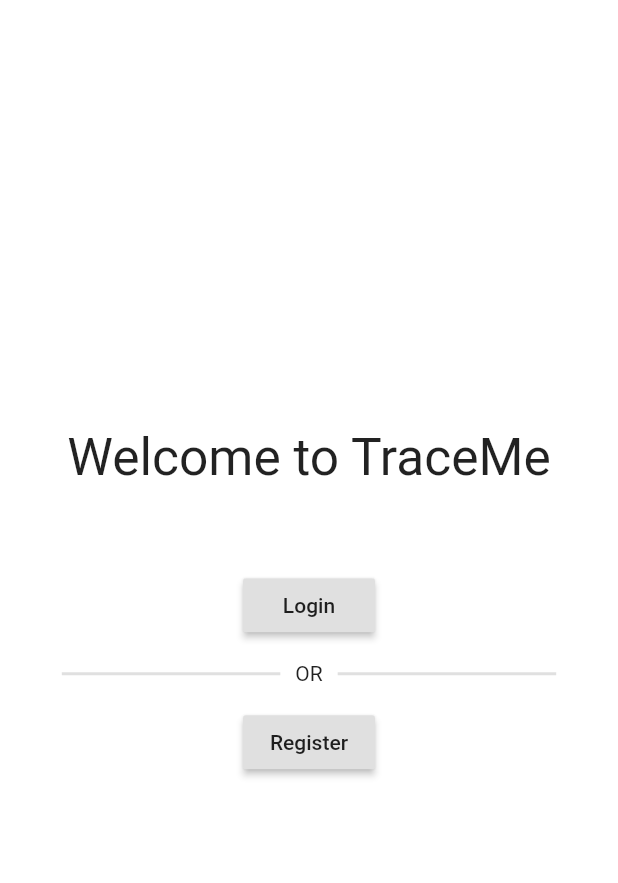
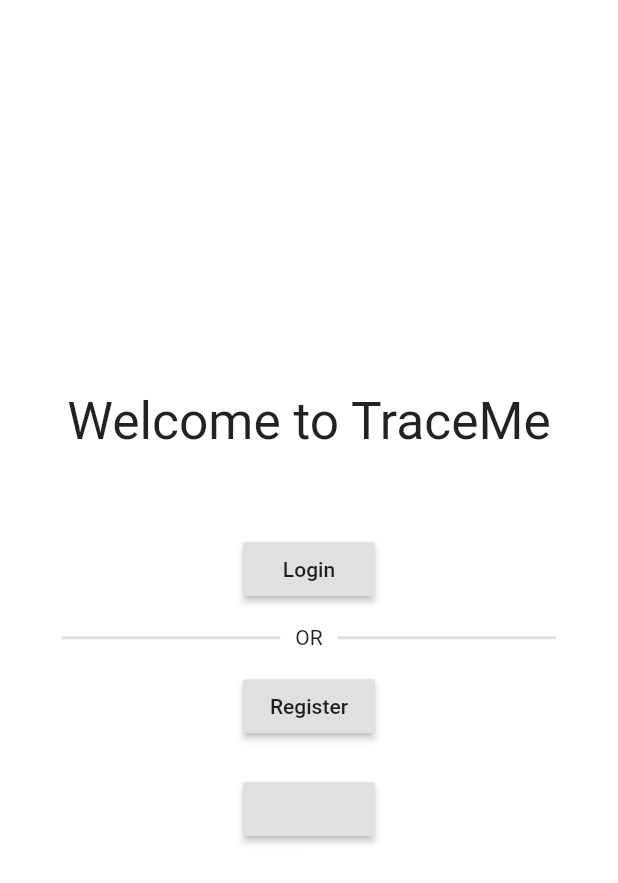
Before and after one commit to Anay121/TraceMe, a Flutter app: the screen it shows after launch, on a phone screen of 412 x 824 dp. Shown: the top 883 px of the screen. Run offline on Flutter 3.47's test engine with Material 2 defaults, Android fonts, the phone set to English and light mode, and no system bars.

Commit message:
Merge cofs

```diff
--- a/trace_me/lib/pages/mainHomePage.dart
+++ b/trace_me/lib/pages/mainHomePage.dart
@@ -53,6 +53,10 @@ class MainHomePage extends StatelessWidget {
                   ),
                 ),
                 SizedBox(height: MediaQuery.of(context).size.height / 40),
+                RaisedButton(
+                  onPressed: () =>
+                      {Navigator.pushNamed(context, "TransferPage")},
+                )
               ],
             ),
           ),
--- a/trace_me/lib/pages/registerPage.dart
+++ b/trace_me/lib/pages/registerPage.dart
@@ -58,8 +58,6 @@ class _RegisterState extends State<RegisterPage> {
                 Form(
                     key: _formKey,
                     child: Expanded(
-                      // padding: EdgeInsets.all(
-                      // MediaQuery.of(context).size.height / 80),
                       child: SingleChildScrollView(
                         child: Column(
                           mainAxisAlignment: MainAxisAlignment.center,
--- a/trace_me/lib/routes/router.dart
+++ b/trace_me/lib/routes/router.dart
@@ -2,11 +2,12 @@ import 'package:flutter/material.dart';
 import 'package:trace_me/pages/login.dart';
 import 'package:trace_me/pages/mainHomePage.dart';
 import 'package:trace_me/pages/registerPage.dart';
+import 'package:trace_me/pages/transferPage.dart';
 
 Route<dynamic> generateRoute(RouteSettings settings) {
   print(settings.arguments);
   print(settings.name);
-  // final arguments = settings.arguments;
+  final arguments = settings.arguments;
   switch (settings.name) {
     case "/":
       return MaterialPageRoute(builder: (context) => MainHomePage());
@@ -14,6 +15,8 @@ Route<dynamic> generateRoute(RouteSettings settings) {
       return MaterialPageRoute(builder: (context) => LoginPage());
     case 'RegisterPage':
       return MaterialPageRoute(builder: (context) => RegisterPage());
+    case 'TransferPage':
+      return MaterialPageRoute(builder: (context) => TransferPage(arguments));
     default:
       return MaterialPageRoute(builder: (context) => LoginPage());
   }
--- a/trace_me/pubspec.yaml
+++ b/trace_me/pubspec.yaml
@@ -12,6 +12,7 @@ dependencies:
     sdk: flutter
   http: ^0.12.2
   cupertino_icons: ^1.0.0
+  qr_flutter: ^3.1.0
 
 dev_dependencies:
   flutter_test:
```
Also changed, not shown: trace_me/pubspec.lock.
